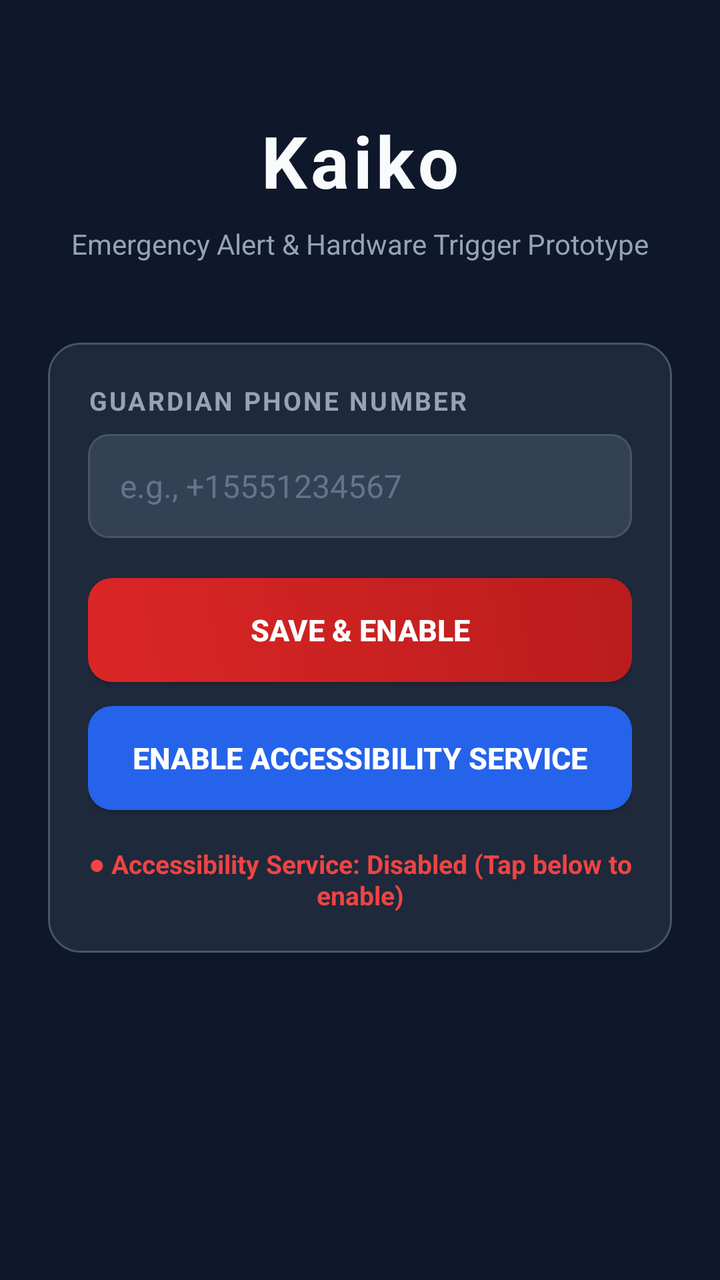
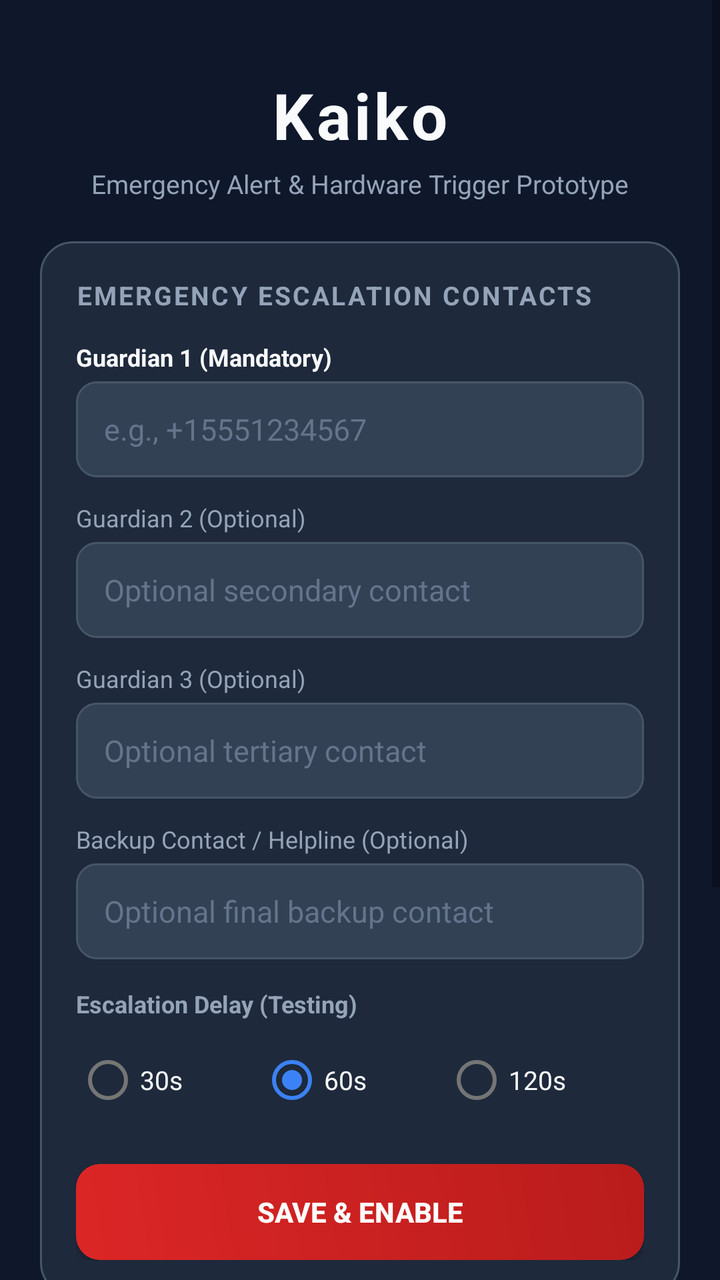

Two renders of the same Android screen: before a commit and after it. Below are the layout's source before the change and the commit's diff.
<!-- AndroidManifest.xml: application theme Theme.Kaiko -->
<!-- res/layout/activity_main.xml -->
<?xml version="1.0" encoding="utf-8"?>
<androidx.constraintlayout.widget.ConstraintLayout xmlns:android="http://schemas.android.com/apk/res/android"
    xmlns:app="http://schemas.android.com/apk/res-auto"
    xmlns:tools="http://schemas.android.com/tools"
    android:layout_width="match_parent"
    android:layout_height="match_parent"
    android:background="@color/background"
    android:padding="24dp"
    tools:context=".MainActivity">

    
    <TextView
        android:id="@+id/tvAppTitle"
        android:layout_width="wrap_content"
        android:layout_height="wrap_content"
        android:layout_marginTop="32dp"
        android:text="@string/app_name"
        android:textColor="@color/text_primary"
        android:textSize="36sp"
        android:textStyle="bold"
        android:letterSpacing="0.05"
        app:layout_constraintEnd_toEndOf="parent"
        app:layout_constraintStart_toStartOf="parent"
        app:layout_constraintTop_toTopOf="parent" />

    
    <TextView
        android:id="@+id/tvAppTagline"
        android:layout_width="wrap_content"
        android:layout_height="wrap_content"
        android:layout_marginTop="8dp"
        android:text="@string/app_tagline"
        android:textColor="@color/text_secondary"
        android:textSize="14sp"
        app:layout_constraintEnd_toEndOf="parent"
        app:layout_constraintStart_toStartOf="parent"
        app:layout_constraintTop_toBottomOf="@id/tvAppTitle" />

    
    <LinearLayout
        android:id="@+id/cardConfig"
        android:layout_width="match_parent"
        android:layout_height="wrap_content"
        android:layout_marginTop="40dp"
        android:background="@drawable/bg_card"
        android:orientation="vertical"
        android:padding="20dp"
        app:layout_constraintEnd_toEndOf="parent"
        app:layout_constraintStart_toStartOf="parent"
        app:layout_constraintTop_toBottomOf="@id/tvAppTagline">

        
        <TextView
            android:id="@+id/tvPhoneLabel"
            android:layout_width="match_parent"
            android:layout_height="wrap_content"
            android:text="@string/guardian_phone_label"
            android:textColor="@color/text_secondary"
            android:textSize="13sp"
            android:textStyle="bold"
            android:textAllCaps="true"
            android:letterSpacing="0.08" />

        
        <EditText
            android:id="@+id/etGuardianPhone"
            android:layout_width="match_parent"
            android:layout_height="52dp"
            android:layout_marginTop="8dp"
            android:background="@drawable/bg_input"
            android:hint="@string/guardian_phone_hint"
            android:importantForAutofill="no"
            android:inputType="phone"
            android:paddingHorizontal="16dp"
            android:textColor="@color/text_primary"
            android:textColorHint="@color/text_hint"
            android:textSize="16sp" />

        
        <androidx.appcompat.widget.AppCompatButton
            android:id="@+id/btnSaveAndEnable"
            android:layout_width="match_parent"
            android:layout_height="52dp"
            android:layout_marginTop="20dp"
            android:background="@drawable/bg_button_primary"
            android:text="@string/btn_save_and_enable"
            android:textColor="@color/on_primary"
            android:textSize="15sp"
            android:textStyle="bold" />

        
        <androidx.appcompat.widget.AppCompatButton
            android:id="@+id/btnOpenAccessibility"
            android:layout_width="match_parent"
            android:layout_height="52dp"
            android:layout_marginTop="12dp"
            android:background="@drawable/bg_button_secondary"
            android:text="@string/btn_open_accessibility"
            android:textColor="@color/on_secondary"
            android:textSize="15sp"
            android:textStyle="bold" />

        
        <TextView
            android:id="@+id/tvAccessibilityStatus"
            android:layout_width="match_parent"
            android:layout_height="wrap_content"
            android:layout_marginTop="18dp"
            android:gravity="center"
            android:text="@string/status_accessibility_disabled"
            android:textColor="@color/status_disabled"
            android:textSize="13sp"
            android:textStyle="bold" />

    </LinearLayout>

</androidx.constraintlayout.widget.ConstraintLayout>
<!-- resources referenced by this layout -->
<resources>
  <color name="background">#0F172A</color>
  <color name="on_primary">#FFFFFF</color>
  <color name="on_secondary">#FFFFFF</color>
  <color name="status_disabled">#EF4444</color>
  <color name="text_hint">#64748B</color>
  <color name="text_primary">#F8FAFC</color>
  <color name="text_secondary">#94A3B8</color>
  <!-- drawable bg_button_primary (drawable) -->
  <?xml version="1.0" encoding="utf-8"?>
  <ripple xmlns:android="http://schemas.android.com/apk/res/android"
      android:color="#40FFFFFF">
      <item>
          <shape android:shape="rectangle">
              <gradient
                  android:startColor="#DC2626"
                  android:endColor="#B91C1C"
                  android:angle="45" />
              <corners android:radius="12dp" />
          </shape>
      </item>
  </ripple>
  <!-- drawable bg_button_secondary (drawable) -->
  <?xml version="1.0" encoding="utf-8"?>
  <ripple xmlns:android="http://schemas.android.com/apk/res/android"
      android:color="#40FFFFFF">
      <item>
          <shape android:shape="rectangle">
              <solid android:color="#2563EB" />
              <corners android:radius="12dp" />
          </shape>
      </item>
  </ripple>
  <!-- drawable bg_card (drawable) -->
  <?xml version="1.0" encoding="utf-8"?>
  <shape xmlns:android="http://schemas.android.com/apk/res/android"
      android:shape="rectangle">
      <solid android:color="@color/card_background" />
      <corners android:radius="16dp" />
      <stroke
          android:width="1dp"
          android:color="@color/divider_color" />
  </shape>
  <!-- drawable bg_input (drawable) -->
  <?xml version="1.0" encoding="utf-8"?>
  <shape xmlns:android="http://schemas.android.com/apk/res/android"
      android:shape="rectangle">
      <solid android:color="@color/input_background" />
      <corners android:radius="10dp" />
      <stroke
          android:width="1dp"
          android:color="@color/divider_color" />
  </shape>
  <string name="app_name">Kaiko</string>
  <string name="app_tagline">Emergency Alert &amp; Hardware Trigger Prototype</string>
  <string name="btn_open_accessibility">Enable Accessibility Service</string>
  <string name="btn_save_and_enable">Save &amp; Enable</string>
  <string name="guardian_phone_hint">e.g., +15551234567</string>
  <string name="guardian_phone_label">Guardian Phone Number</string>
  <string name="status_accessibility_disabled">● Accessibility Service: Disabled (Tap below to enable)</string>
  <color name="card_background">#1E293B</color>
  <color name="divider_color">#475569</color>
  <color name="input_background">#334155</color>
  <color name="primary">#DC2626</color>
  <color name="primary_variant">#991B1B</color>
  <color name="secondary">#3B82F6</color>
  <color name="secondary_variant">#1D4ED8</color>
  <!-- unchanged entries left out for length: 1 -->
</resources>

<!-- the commit's change to res/layout/activity_main.xml (unified diff, before → after) -->
@@ -1,117 +1,335 @@
 <?xml version="1.0" encoding="utf-8"?>
-<androidx.constraintlayout.widget.ConstraintLayout xmlns:android="http://schemas.android.com/apk/res/android"
+<ScrollView xmlns:android="http://schemas.android.com/apk/res/android"
     xmlns:app="http://schemas.android.com/apk/res-auto"
     xmlns:tools="http://schemas.android.com/tools"
     android:layout_width="match_parent"
     android:layout_height="match_parent"
     android:background="@color/background"
-    android:padding="24dp"
-    tools:context=".MainActivity">
-
-    
-    <TextView
-        android:id="@+id/tvAppTitle"
-        android:layout_width="wrap_content"
-        android:layout_height="wrap_content"
-        android:layout_marginTop="32dp"
-        android:text="@string/app_name"
-        android:textColor="@color/text_primary"
-        android:textSize="36sp"
-        android:textStyle="bold"
-        android:letterSpacing="0.05"
-        app:layout_constraintEnd_toEndOf="parent"
-        app:layout_constraintStart_toStartOf="parent"
-        app:layout_constraintTop_toTopOf="parent" />
-
-    
-    <TextView
-        android:id="@+id/tvAppTagline"
-        android:layout_width="wrap_content"
-        android:layout_height="wrap_content"
-        android:layout_marginTop="8dp"
-        android:text="@string/app_tagline"
-        android:textColor="@color/text_secondary"
-        android:textSize="14sp"
-        app:layout_constraintEnd_toEndOf="parent"
-        app:layout_constraintStart_toStartOf="parent"
-        app:layout_constraintTop_toBottomOf="@id/tvAppTitle" />
-
-    
+    android:fillViewport="true">
+
     <LinearLayout
-        android:id="@+id/cardConfig"
         android:layout_width="match_parent"
         android:layout_height="wrap_content"
-        android:layout_marginTop="40dp"
-        android:background="@drawable/bg_card"
         android:orientation="vertical"
         android:padding="20dp"
-        app:layout_constraintEnd_toEndOf="parent"
-        app:layout_constraintStart_toStartOf="parent"
-        app:layout_constraintTop_toBottomOf="@id/tvAppTagline">
+        tools:context=".MainActivity">
 
         
         <TextView
-            android:id="@+id/tvPhoneLabel"
+            android:id="@+id/tvAppTitle"
+            android:layout_width="wrap_content"
+            android:layout_height="wrap_content"
+            android:layout_gravity="center_horizontal"
+            android:layout_marginTop="16dp"
+            android:letterSpacing="0.05"
+            android:text="@string/app_name"
+            android:textColor="@color/text_primary"
+            android:textSize="32sp"
+            android:textStyle="bold" />
+
+        
+        <TextView
+            android:id="@+id/tvAppTagline"
+            android:layout_width="wrap_content"
+            android:layout_height="wrap_content"
+            android:layout_gravity="center_horizontal"
+            android:layout_marginTop="4dp"
+            android:text="@string/app_tagline"
+            android:textColor="@color/text_secondary"
+            android:textSize="13sp" />
+
+        
+        
+        
+        <LinearLayout
+            android:id="@+id/cardActiveSos"
             android:layout_width="match_parent"
             android:layout_height="wrap_content"
-            android:text="@string/guardian_phone_label"
+            android:layout_marginTop="20dp"
+            android:background="@drawable/bg_card"
+            android:orientation="vertical"
+            android:padding="16dp"
+            android:visibility="gone"
+            tools:visibility="visible">
+
+            <TextView
+                android:id="@+id/tvActiveSosTitle"
+                android:layout_width="match_parent"
+                android:layout_height="wrap_content"
+                android:text="@string/active_sos_title"
+                android:textColor="#EF4444"
+                android:textSize="15sp"
+                android:textStyle="bold" />
+
+            <TextView
+                android:id="@+id/tvActiveSosStatus"
+                android:layout_width="match_parent"
+                android:layout_height="wrap_content"
+                android:layout_marginTop="6dp"
+                android:text="Status: Waiting for Guardian 1"
+                android:textColor="@color/text_primary"
+                android:textSize="14sp" />
+
+            <androidx.appcompat.widget.AppCompatButton
+                android:id="@+id/btnSafeNow"
+                android:layout_width="match_parent"
+                android:layout_height="48dp"
+                android:layout_marginTop="14dp"
+                android:background="@drawable/bg_button_primary"
+                android:text="@string/btn_safe_now"
+                android:textColor="@color/on_primary"
+                android:textSize="14sp"
+                android:textStyle="bold" />
+
+            <androidx.appcompat.widget.AppCompatButton
+                android:id="@+id/btnSimulateAck"
+                android:layout_width="match_parent"
+                android:layout_height="44dp"
+                android:layout_marginTop="8dp"
+                android:background="@drawable/bg_button_secondary"
+                android:text="@string/btn_simulate_ack"
+                android:textColor="@color/on_secondary"
+                android:textSize="13sp"
+                android:textStyle="bold" />
+
+        </LinearLayout>
+
+        
+        
+        
+        <LinearLayout
+            android:id="@+id/cardConfig"
+            android:layout_width="match_parent"
+            android:layout_height="wrap_content"
+            android:layout_marginTop="20dp"
+            android:background="@drawable/bg_card"
+            android:orientation="vertical"
+            android:padding="18dp">
+
+            <TextView
+                android:layout_width="match_parent"
+                android:layout_height="wrap_content"
+                android:letterSpacing="0.08"
+                android:text="EMERGENCY ESCALATION CONTACTS"
+                android:textAllCaps="true"
+                android:textColor="@color/text_secondary"
+                android:textSize="13sp"
+                android:textStyle="bold" />
+
+            
+            <TextView
+                android:layout_width="match_parent"
+                android:layout_height="wrap_content"
+                android:layout_marginTop="14dp"
+                android:text="@string/guardian_1_label"
+                android:textColor="@color/text_primary"
+                android:textSize="12sp"
+                android:textStyle="bold" />
+
+            <EditText
+                android:id="@+id/etGuardian1"
+                android:layout_width="match_parent"
+                android:layout_height="48dp"
+                android:layout_marginTop="4dp"
+                android:background="@drawable/bg_input"
+                android:hint="@string/guardian_phone_hint"
+                android:importantForAutofill="no"
+                android:inputType="phone"
+                android:paddingHorizontal="14dp"
+                android:textColor="@color/text_primary"
+                android:textColorHint="@color/text_hint"
+                android:textSize="15sp" />
+
+            
+            <TextView
+                android:layout_width="match_parent"
+                android:layout_height="wrap_content"
+                android:layout_marginTop="12dp"
+                android:text="@string/guardian_2_label"
+                android:textColor="@color/text_secondary"
+                android:textSize="12sp" />
+
+            <EditText
+                android:id="@+id/etGuardian2"
+                android:layout_width="match_parent"
+                android:layout_height="48dp"
+                android:layout_marginTop="4dp"
+                android:background="@drawable/bg_input"
+                android:hint="Optional secondary contact"
+                android:importantForAutofill="no"
+                android:inputType="phone"
+                android:paddingHorizontal="14dp"
+                android:textColor="@color/text_primary"
+                android:textColorHint="@color/text_hint"
+                android:textSize="15sp" />
+
+            
+            <TextView
+                android:layout_width="match_parent"
+                android:layout_height="wrap_content"
+                android:layout_marginTop="12dp"
+                android:text="@string/guardian_3_label"
+                android:textColor="@color/text_secondary"
+                android:textSize="12sp" />
+
+            <EditText
+                android:id="@+id/etGuardian3"
+                android:layout_width="match_parent"
+                android:layout_height="48dp"
+                android:layout_marginTop="4dp"
+                android:background="@drawable/bg_input"
+                android:hint="Optional tertiary contact"
+                android:importantForAutofill="no"
+                android:inputType="phone"
+                android:paddingHorizontal="14dp"
+                android:textColor="@color/text_primary"
+                android:textColorHint="@color/text_hint"
+                android:textSize="15sp" />
+
+            
+            <TextView
+                android:layout_width="match_parent"
+                android:layout_height="wrap_content"
+                android:layout_marginTop="12dp"
+                android:text="@string/helpline_label"
+                android:textColor="@color/text_secondary"
+                android:textSize="12sp" />
+
+            <EditText
+                android:id="@+id/etHelpline"
+                android:layout_width="match_parent"
+                android:layout_height="48dp"
+                android:layout_marginTop="4dp"
+                android:background="@drawable/bg_input"
+                android:hint="Optional final backup contact"
+                android:importantForAutofill="no"
+                android:inputType="phone"
+                android:paddingHorizontal="14dp"
+                android:textColor="@color/text_primary"
+                android:textColorHint="@color/text_hint"
+                android:textSize="15sp" />
+
+            
+            <TextView
+                android:layout_width="match_parent"
+                android:layout_height="wrap_content"
+                android:layout_marginTop="14dp"
+                android:text="@string/escalation_timeout_label"
+                android:textColor="@color/text_secondary"
+                android:textSize="12sp"
+                android:textStyle="bold" />
+
+            <RadioGroup
+                android:id="@+id/rgEscalationDelay"
+                android:layout_width="match_parent"
+                android:layout_height="wrap_content"
+                android:layout_marginTop="6dp"
+                android:orientation="horizontal">
+
+                <RadioButton
+                    android:id="@+id/rbDelay30"
+                    android:layout_width="wrap_content"
+                    android:layout_height="wrap_content"
+                    android:layout_weight="1"
+                    android:text="30s"
+                    android:textColor="@color/text_primary"
+                    android:textSize="13sp" />
+
+                <RadioButton
+                    android:id="@+id/rbDelay60"
+                    android:layout_width="wrap_content"
+                    android:layout_height="wrap_content"
+                    android:layout_weight="1"
+                    android:checked="true"
+                    android:text="60s"
+                    android:textColor="@color/text_primary"
+                    android:textSize="13sp" />
+
+                <RadioButton
+                    android:id="@+id/rbDelay120"
+                    android:layout_width="wrap_content"
+                    android:layout_height="wrap_content"
+                    android:layout_weight="1"
+                    android:text="120s"
+                    android:textColor="@color/text_primary"
+                    android:textSize="13sp" />
+
+            </RadioGroup>
+
+            
+            <androidx.appcompat.widget.AppCompatButton
+                android:id="@+id/btnSaveAndEnable"
+                android:layout_width="match_parent"
+                android:layout_height="48dp"
+                android:layout_marginTop="18dp"
+                android:background="@drawable/bg_button_primary"
+                android:text="@string/btn_save_and_enable"
+                android:textColor="@color/on_primary"
+                android:textSize="14sp"
+                android:textStyle="bold" />
+
+        </LinearLayout>
+
+        
+        
+        
+        <LinearLayout
+            android:layout_width="match_parent"
+            android:layout_height="wrap_content"
+            android:layout_marginTop="16dp"
+            android:background="@drawable/bg_card"
+            android:orientation="vertical"
+            android:padding="16dp">
+
+            <TextView
+                android:layout_width="match_parent"
+                android:layout_height="wrap_content"
+                android:letterSpacing="0.08"
+                android:text="HARDWARE BUTTON TRIGGER"
+                android:textAllCaps="true"
+                android:textColor="@color/text_secondary"
+                android:textSize="13sp"
+                android:textStyle="bold" />
+
+            <androidx.appcompat.widget.AppCompatButton
+                android:id="@+id/btnOpenAccessibility"
+                android:layout_width="match_parent"
+                android:layout_height="48dp"
+                android:layout_marginTop="12dp"
+                android:background="@drawable/bg_button_secondary"
+                android:text="@string/btn_open_accessibility"
+                android:textColor="@color/on_secondary"
+                android:textSize="14sp"
+                android:textStyle="bold" />
+
+            <TextView
+                android:id="@+id/tvAccessibilityStatus"
+                android:layout_width="match_parent"
+                android:layout_height="wrap_content"
+                android:layout_marginTop="12dp"
+                android:gravity="center"
+                android:text="@string/status_accessibility_disabled"
+                android:textColor="@color/status_disabled"
+                android:textSize="13sp"
+                android:textStyle="bold" />
+
+        </LinearLayout>
+
+        
+        
+        
+        <androidx.appcompat.widget.AppCompatButton
+            android:id="@+id/btnManualTestTrigger"
+            android:layout_width="match_parent"
+            android:layout_height="44dp"
+            android:layout_marginTop="16dp"
+            android:layout_marginBottom="24dp"
+            android:background="@drawable/bg_input"
+            android:text="🚨 Trigger Test SOS Alert"
             android:textColor="@color/text_secondary"
             android:textSize="13sp"
-            android:textStyle="bold"
-            android:textAllCaps="true"
-            android:letterSpacing="0.08" />
-
-        
-        <EditText
-            android:id="@+id/etGuardianPhone"
-            android:layout_width="match_parent"
-            android:layout_height="52dp"
-            android:layout_marginTop="8dp"
-            android:background="@drawable/bg_input"
-            android:hint="@string/guardian_phone_hint"
-            android:importantForAutofill="no"
-            android:inputType="phone"
-            android:paddingHorizontal="16dp"
-            android:textColor="@color/text_primary"
-            android:textColorHint="@color/text_hint"
-            android:textSize="16sp" />
-
-        
-        <androidx.appcompat.widget.AppCompatButton
-            android:id="@+id/btnSaveAndEnable"
-            android:layout_width="match_parent"
-            android:layout_height="52dp"
-            android:layout_marginTop="20dp"
-            android:background="@drawable/bg_button_primary"
-            android:text="@string/btn_save_and_enable"
-            android:textColor="@color/on_primary"
-            android:textSize="15sp"
             android:textStyle="bold" />
 
-        
-        <androidx.appcompat.widget.AppCompatButton
-            android:id="@+id/btnOpenAccessibility"
-            android:layout_width="match_parent"
-            android:layout_height="52dp"
-            android:layout_marginTop="12dp"
-            android:background="@drawable/bg_button_secondary"
-            android:text="@string/btn_open_accessibility"
-            android:textColor="@color/on_secondary"
-            android:textSize="15sp"
-            android:textStyle="bold" />
-
-        
-        <TextView
-            android:id="@+id/tvAccessibilityStatus"
-            android:layout_width="match_parent"
-            android:layout_height="wrap_content"
-            android:layout_marginTop="18dp"
-            android:gravity="center"
-            android:text="@string/status_accessibility_disabled"
-            android:textColor="@color/status_disabled"
-            android:textSize="13sp"
-            android:textStyle="bold" />
-
     </LinearLayout>
 
-</androidx.constraintlayout.widget.ConstraintLayout>
+</ScrollView>
<!-- resource entries referenced after the edit -->
@@ -52,12 +52,19 @@
           android:width="1dp"
           android:color="@color/divider_color" />
   </shape>
+  <string name="active_sos_title">⚠️ ACTIVE EMERGENCY IN PROGRESS</string>
   <string name="app_name">Kaiko</string>
   <string name="app_tagline">Emergency Alert &amp; Hardware Trigger Prototype</string>
   <string name="btn_open_accessibility">Enable Accessibility Service</string>
+  <string name="btn_safe_now">I\'m Safe Now (Stop Escalation)</string>
   <string name="btn_save_and_enable">Save &amp; Enable</string>
+  <string name="btn_simulate_ack">Simulate Guardian Ack [TEST ONLY]</string>
+  <string name="escalation_timeout_label">Escalation Delay (Testing)</string>
+  <string name="guardian_1_label">Guardian 1 (Mandatory)</string>
+  <string name="guardian_2_label">Guardian 2 (Optional)</string>
+  <string name="guardian_3_label">Guardian 3 (Optional)</string>
   <string name="guardian_phone_hint">e.g., +15551234567</string>
-  <string name="guardian_phone_label">Guardian Phone Number</string>
+  <string name="helpline_label">Backup Contact / Helpline (Optional)</string>
   <string name="status_accessibility_disabled">● Accessibility Service: Disabled (Tap below to enable)</string>
   <color name="card_background">#1E293B</color>
   <color name="divider_color">#475569</color>
